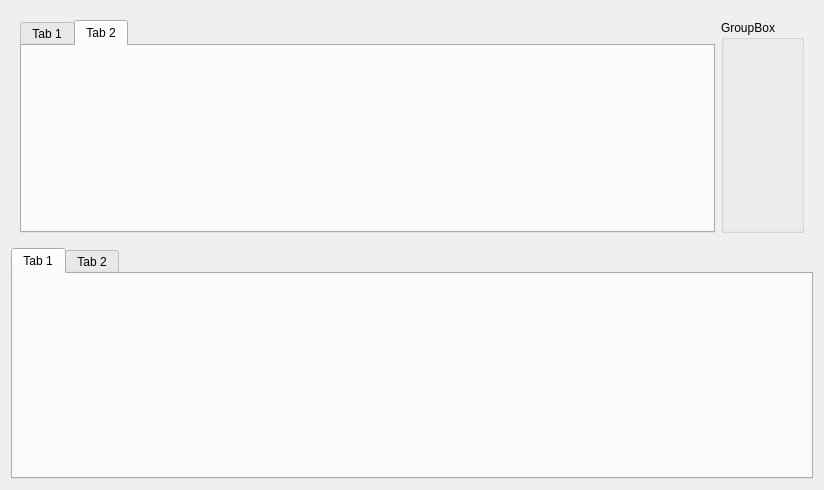
Old version of the form bitcoin_safe/gui/sign_tx.ui in the repository andreasgriffin/bitcoin-safe.
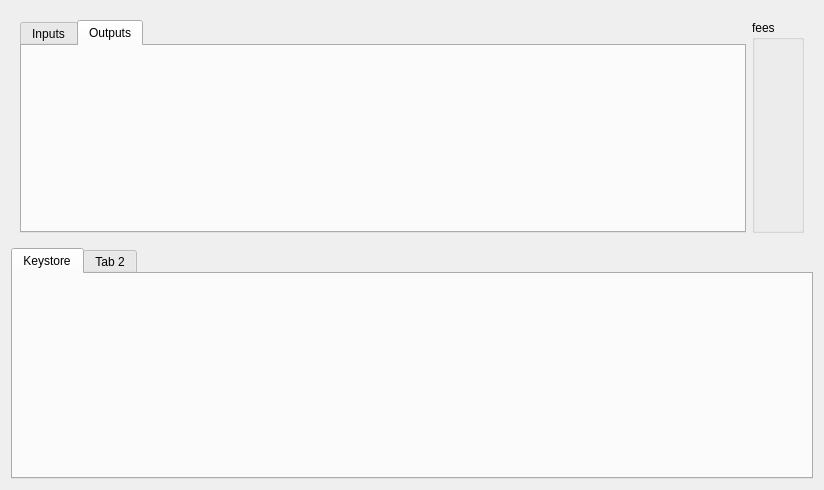
New version of the form.

```diff
--- a/bitcoin_safe/gui/sign_tx.ui
+++ b/bitcoin_safe/gui/sign_tx.ui
@@ -24,12 +24,12 @@
         </property>
         <widget class="QWidget" name="tab">
          <attribute name="title">
-          <string>Tab 1</string>
+          <string>Inputs</string>
          </attribute>
         </widget>
         <widget class="QWidget" name="tab_2">
          <attribute name="title">
-          <string>Tab 2</string>
+          <string>Outputs</string>
          </attribute>
         </widget>
        </widget>
@@ -37,7 +37,7 @@
       <item>
        <widget class="QGroupBox" name="groupBox">
         <property name="title">
-         <string>GroupBox</string>
+         <string>fees</string>
         </property>
        </widget>
       </item>
@@ -48,7 +48,7 @@
     <widget class="QTabWidget" name="tabWidget_2">
      <widget class="QWidget" name="tab_3">
       <attribute name="title">
-       <string>Tab 1</string>
+       <string>Keystore</string>
       </attribute>
      </widget>
      <widget class="QWidget" name="tab_4">
```
Left out of the diff: 3 changed lines with no effect on the pictures.
